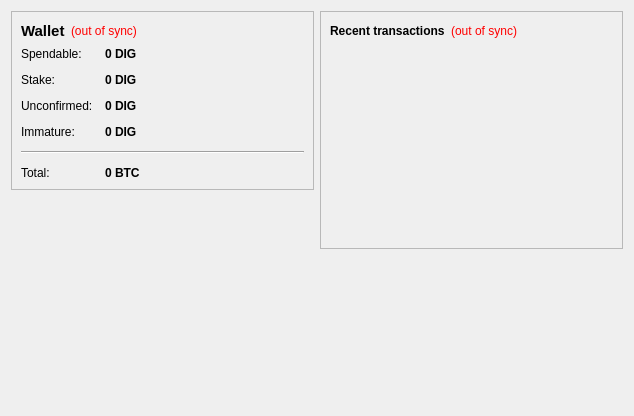
Above: src/qt/forms/overviewpage.ui from DigitSF/Digit before the change. Below: the same form after it.
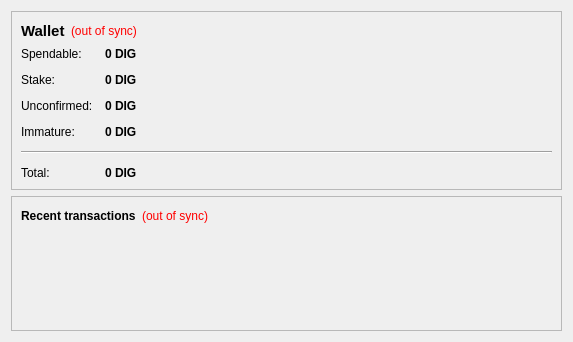
That is the form after the change. Icons and pictures are not drawn.

Diff of the .ui file:
```diff
--- a/src/qt/forms/overviewpage.ui
+++ b/src/qt/forms/overviewpage.ui
@@ -6,14 +6,14 @@
    <rect>
     <x>0</x>
     <y>0</y>
-    <width>634</width>
-    <height>416</height>
+    <width>573</width>
+    <height>342</height>
    </rect>
   </property>
   <property name="windowTitle">
    <string>Form</string>
   </property>
-  <layout class="QHBoxLayout" name="horizontalLayout" stretch="1,1">
+  <layout class="QVBoxLayout" name="verticalLayout_5" stretch="1,0">
    <item>
     <layout class="QVBoxLayout" name="verticalLayout_2">
      <item>
@@ -225,7 +225,7 @@
              <string>Your current total balance</string>
             </property>
             <property name="text">
-             <string notr="true">0 BTC</string>
+             <string notr="true">0 DIG</string>
             </property>
             <property name="textInteractionFlags">
              <set>Qt::LinksAccessibleByMouse|Qt::TextSelectableByKeyboard|Qt::TextSelectableByMouse</set>
@@ -250,25 +250,6 @@
        </property>
       </spacer>
      </item>
-     <item>
-      <widget class="QLabel" name="label_6">
-       <property name="text">
-        <string/>
-       </property>
-       <property name="pixmap">
-        <pixmap resource="../../../../Digit/src/qt/bitcoin.qrc">:/images/backg</pixmap>
-       </property>
-       <property name="scaledContents">
-        <bool>false</bool>
-       </property>
-       <property name="alignment">
-        <set>Qt::AlignCenter</set>
-       </property>
-       <property name="margin">
-        <number>-2</number>
-       </property>
-      </widget>
-     </item>
     </layout>
    </item>
    <item>
```
Left out of the diff: 10 changed lines with no effect on the pictures.
